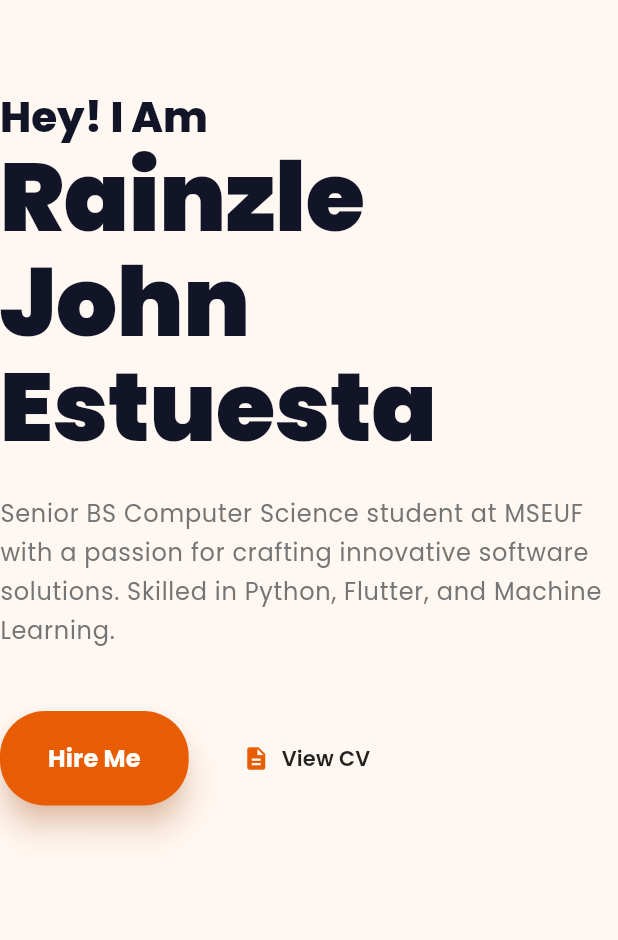
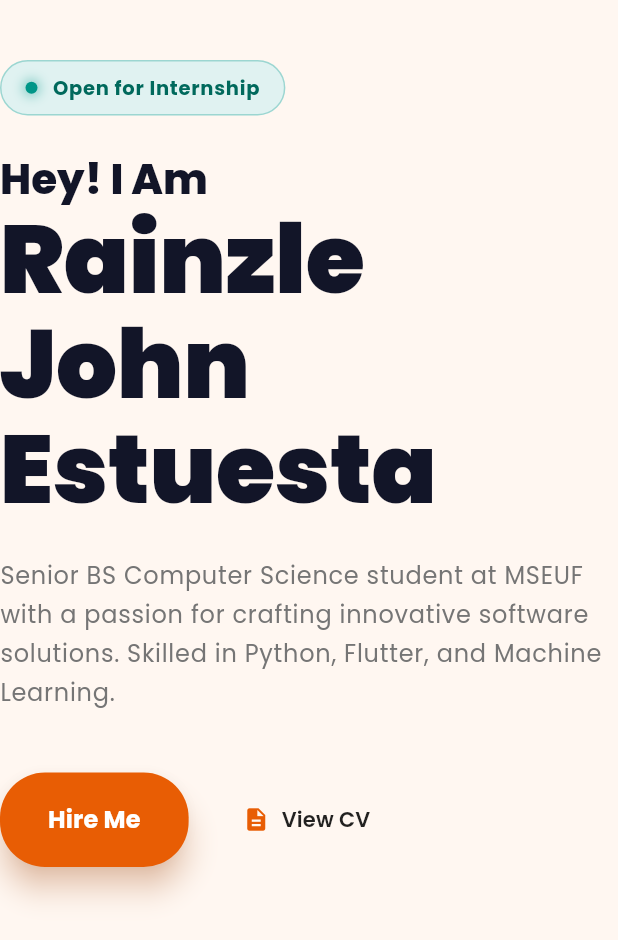
Before and after one commit to rainzleestuesta/Portfolio, a Flutter app: the _HeroTextContent widget shown alone on an empty page, opened directly, on a phone screen of 412 x 824 dp. Shown: the top 940 px of the screen. Run offline on Flutter 3.47's test engine with Material 3 defaults, Android fonts, the phone set to English and light mode, and no system bars; our stand-ins replace google_fonts.

Commit message:
added: Internship Indicator

```diff
--- a/my_portfolio/lib/landing_page.dart
+++ b/my_portfolio/lib/landing_page.dart
@@ -237,13 +237,56 @@ class _HeroSection extends StatelessWidget {
 class _HeroTextContent extends StatelessWidget {
   const _HeroTextContent();
 
-  @override
+@override
   Widget build(BuildContext context) {
     return Padding(
-      padding: const EdgeInsets.only(top: 60.0),
+      padding: const EdgeInsets.only(top: 40.0), // Reduced top padding slightly to fit badge
       child: Column(
         crossAxisAlignment: CrossAxisAlignment.start,
         children: [
+          // --- NEW: STATUS INDICATOR ---
+          Container(
+            padding: const EdgeInsets.symmetric(horizontal: 16, vertical: 8),
+            decoration: BoxDecoration(
+              color: const Color(0xFFE0F2F1), // Very light teal/green background
+              borderRadius: BorderRadius.circular(20),
+              border: Border.all(color: const Color(0xFF009688).withOpacity(0.3)),
+            ),
+            child: Row(
+              mainAxisSize: MainAxisSize.min,
+              children: [
+                // Green "Live" Dot
+                Container(
+                  width: 8, height: 8,
+                  decoration: const BoxDecoration(
+                    color: Color(0xFF009688), // Teal/Green
+                    shape: BoxShape.circle,
+                    boxShadow: [
+                      BoxShadow(
+                        color: Color(0x66009688),
+                        blurRadius: 6,
+                        spreadRadius: 2,
+                      )
+                    ],
+                  ),
+                ),
+                const SizedBox(width: 10),
+                const Text(
+                  "Open for Internship",
+                  style: TextStyle(
+                    color: Color(0xFF00695C), // Darker Teal Text
+                    fontWeight: FontWeight.w700,
+                    fontSize: 13,
+                    letterSpacing: 0.5,
+                  ),
+                ),
+              ],
+            ),
+          ),
+          // --- END NEW INDICATOR ---
+
+          const SizedBox(height: 24),
+
           Text('Hey! I Am', style: Theme.of(context).textTheme.headlineMedium?.copyWith(
               fontWeight: FontWeight.w800, color: _darkBlue)),
           Text('Rainzle John\nEstuesta', style: Theme.of(context).textTheme.displayLarge?.copyWith(
@@ -258,7 +301,7 @@ class _HeroTextContent extends StatelessWidget {
           Row(
             children: [
               ElevatedButton(
-                onPressed: () => showContactDialog(context),
+                onPressed: () => _launchEmail(context),
                 style: ElevatedButton.styleFrom(
                   backgroundColor: const Color(0xFFE85D04),
                   padding: const EdgeInsets.symmetric(horizontal: 32, vertical: 20),
@@ -270,9 +313,8 @@ class _HeroTextContent extends StatelessWidget {
               ),
               const SizedBox(width: 24),
                TextButton.icon(
-                 // CHANGED: Opens the PDF file directly
                  onPressed: () => _launchURL('assets/CV_Estuesta.pdf'),
-                 icon: const Icon(Icons.description, color: Color(0xFFE85D04)), // Changed icon to document/description
+                 icon: const Icon(Icons.description, color: Color(0xFFE85D04)),
                  label: const Text("View CV", style: TextStyle(color: Colors.black87, fontWeight: FontWeight.w600))
                )
             ],
```
Also changed, not shown: my_portfolio/assets/CV_Estuesta.png (deleted).
